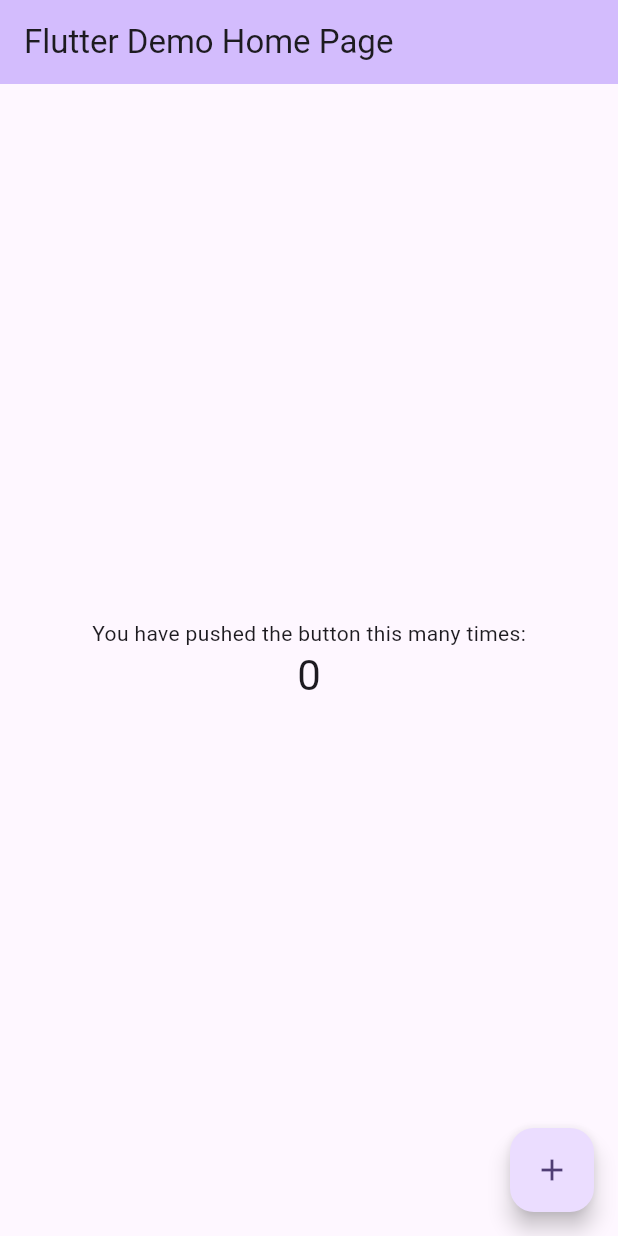
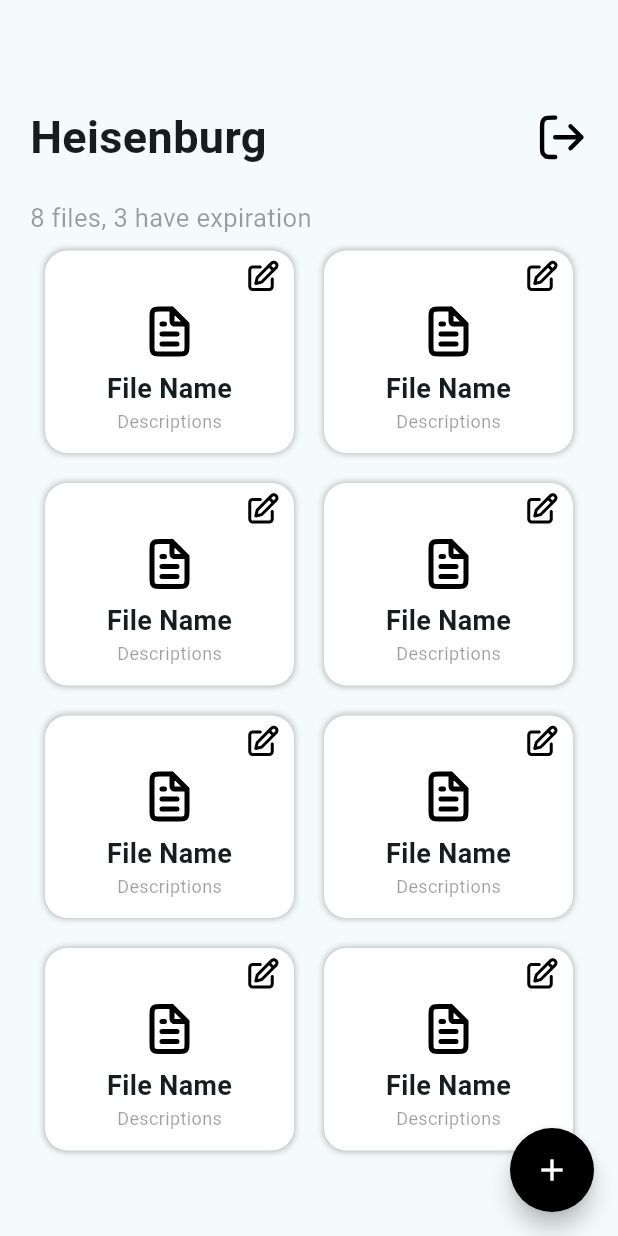
Before and after one commit to Yuutoallalong/NeoVault, a Flutter app: the screen it shows after launch, on a phone screen of 412 x 824 dp. Run offline on Flutter 3.47's test engine with Material 3 defaults, Android fonts, the phone set to English and light mode, and no system bars; our stand-ins replace flutter_svg.

Commit message:
finish fileList screen

```diff
--- /dev/null
+++ b/lib/components/grid_file.dart
@@ -0,0 +1,78 @@
+import 'package:flutter/material.dart';
+import 'package:flutter_svg/flutter_svg.dart';
+
+class GridFile extends StatelessWidget {
+  const GridFile({super.key});
+
+  @override
+  Widget build(BuildContext context) {
+    return Padding(
+      padding: const EdgeInsets.symmetric(horizontal: 20),
+      child: GridView.builder(
+        itemCount: 8,
+        physics: NeverScrollableScrollPhysics(),
+        shrinkWrap: true,
+        gridDelegate: SliverGridDelegateWithFixedCrossAxisCount(
+          childAspectRatio: 1.2,
+          crossAxisCount: 2,
+        ),
+        itemBuilder: (context, index) {
+          return Container(
+            margin: EdgeInsets.symmetric(horizontal: 10, vertical: 10),
+            decoration: BoxDecoration(
+              borderRadius: BorderRadius.circular(15),
+              color: Colors.white,
+              boxShadow: [
+                BoxShadow(
+                  color: Colors.black26,
+                  blurRadius: 3,
+                  spreadRadius: 0.5,
+                ),
+              ],
+            ),
+            child: InkWell(
+              onTap: () {},
+              child: Column(
+                children: [
+                  Padding(
+                    padding: EdgeInsets.only(top: 5, left: 125),
+                    child: InkWell(
+                      onTap: () {},
+                      child: SvgPicture.asset("assets/svg/edit.svg"),
+                    ),
+                  ),
+                  Padding(
+                    padding: EdgeInsets.only(top: 5),
+                    child: SvgPicture.asset(
+                      "assets/svg/file.svg",
+                      width: 40,
+                      height: 40,
+                    ),
+                  ),
+                  Padding(
+                    padding: EdgeInsets.only(top: 5),
+                    child: Text(
+                      "File Name",
+                      style: TextStyle(
+                        fontSize: 18,
+                        fontWeight: FontWeight.bold,
+                      ),
+                    ),
+                  ),
+                  Text(
+                    "Descriptions",
+                    style: TextStyle(
+                      fontSize: 12,
+                      fontWeight: FontWeight.normal,
+                      color: Colors.black38,
+                    ),
+                  ),
+                ],
+              ),
+            ),
+          );
+        },
+      ),
+    );
+  }
+}
--- a/lib/main.dart
+++ b/lib/main.dart
@@ -1,4 +1,5 @@
 import 'package:flutter/material.dart';
+import 'package:my_app/screens/file_list.dart';
 
 void main() {
   runApp(const MyApp());
@@ -11,112 +12,12 @@ class MyApp extends StatelessWidget {
   @override
   Widget build(BuildContext context) {
     return MaterialApp(
-      title: 'Flutter Demo',
+      title: 'NeoVault',
       theme: ThemeData(
-        // This is the theme of your application.
-        //
-        // TRY THIS: Try running your application with "flutter run". You'll see
-        // the application has a purple toolbar. Then, without quitting the app,
-        // try changing the seedColor in the colorScheme below to Colors.green
-        // and then invoke "hot reload" (save your changes or press the "hot
-        // reload" button in a Flutter-supported IDE, or press "r" if you used
-        // the command line to start the app).
-        //
-        // Notice that the counter didn't reset back to zero; the application
-        // state is not lost during the reload. To reset the state, use hot
-        // restart instead.
-        //
-        // This works for code too, not just values: Most code changes can be
-        // tested with just a hot reload.
-        colorScheme: ColorScheme.fromSeed(seedColor: Colors.deepPurple),
+        colorScheme: ColorScheme.fromSeed(seedColor: Colors.white),
+        useMaterial3: true,
       ),
-      home: const MyHomePage(title: 'Flutter Demo Home Page'),
+      home: Scaffold(body: FileList()),
     );
   }
 }
-
-class MyHomePage extends StatefulWidget {
-  const MyHomePage({super.key, required this.title});
-
-  // This widget is the home page of your application. It is stateful, meaning
-  // that it has a State object (defined below) that contains fields that affect
-  // how it looks.
-
-  // This class is the configuration for the state. It holds the values (in this
-  // case the title) provided by the parent (in this case the App widget) and
-  // used by the build method of the State. Fields in a Widget subclass are
-  // always marked "final".
-
-  final String title;
-
-  @override
-  State<MyHomePage> createState() => _MyHomePageState();
-}
-
-class _MyHomePageState extends State<MyHomePage> {
-  int _counter = 0;
-
-  void _incrementCounter() {
-    setState(() {
-      // This call to setState tells the Flutter framework that something has
-      // changed in this State, which causes it to rerun the build method below
-      // so that the display can reflect the updated values. If we changed
-      // _counter without calling setState(), then the build method would not be
-      // called again, and so nothing would appear to happen.
-      _counter++;
-    });
-  }
-
-  @override
-  Widget build(BuildContext context) {
-    // This method is rerun every time setState is called, for instance as done
-    // by the _incrementCounter method above.
-    //
-    // The Flutter framework has been optimized to make rerunning build methods
-    // fast, so that you can just rebuild anything that needs updating rather
-    // than having to individually change instances of widgets.
-    return Scaffold(
-      appBar: AppBar(
-        // TRY THIS: Try changing the color here to a specific color (to
-        // Colors.amber, perhaps?) and trigger a hot reload to see the AppBar
-        // change color while the other colors stay the same.
-        backgroundColor: Theme.of(context).colorScheme.inversePrimary,
-        // Here we take the value from the MyHomePage object that was created by
-        // the App.build method, and use it to set our appbar title.
-        title: Text(widget.title),
-      ),
-      body: Center(
-        // Center is a layout widget. It takes a single child and positions it
-        // in the middle of the parent.
-        child: Column(
-          // Column is also a layout widget. It takes a list of children and
-          // arranges them vertically. By default, it sizes itself to fit its
-          // children horizontally, and tries to be as tall as its parent.
-          //
-          // Column has various properties to control how it sizes itself and
-          // how it positions its children. Here we use mainAxisAlignment to
-          // center the children vertically; the main axis here is the vertical
-          // axis because Columns are vertical (the cross axis would be
-          // horizontal).
-          //
-          // TRY THIS: Invoke "debug painting" (choose the "Toggle Debug Paint"
-          // action in the IDE, or press "p" in the console), to see the
-          // wireframe for each widget.
-          mainAxisAlignment: MainAxisAlignment.center,
-          children: <Widget>[
-            const Text('You have pushed the button this many times:'),
-            Text(
-              '$_counter',
-              style: Theme.of(context).textTheme.headlineMedium,
-            ),
-          ],
-        ),
-      ),
-      floatingActionButton: FloatingActionButton(
-        onPressed: _incrementCounter,
-        tooltip: 'Increment',
-        child: const Icon(Icons.add),
-      ), // This trailing comma makes auto-formatting nicer for build methods.
-    );
-  }
-}
--- /dev/null
+++ b/lib/screens/file_list.dart
@@ -0,0 +1,60 @@
+import 'package:flutter/material.dart';
+import 'package:flutter_svg/flutter_svg.dart';
+import 'package:my_app/components/grid_file.dart';
+
+class FileList extends StatelessWidget {
+  const FileList({super.key});
+
+  @override
+  Widget build(BuildContext context) {
+    return Scaffold(
+      floatingActionButton: FloatingActionButton(
+        onPressed: () {},
+        child: Icon(Icons.add, color: Colors.white),
+        backgroundColor: Colors.black,
+        shape: RoundedRectangleBorder(borderRadius: BorderRadius.circular(30)),
+      ),
+      body: SingleChildScrollView(
+        child: Column(
+          children: [
+            Row(
+              children: [
+                Padding(
+                  padding: EdgeInsets.only(top: 70, left: 20),
+                  child: Text(
+                    "Heisenburg",
+                    style: TextStyle(fontSize: 30, fontWeight: FontWeight.bold),
+                  ),
+                ),
+                Spacer(),
+                Padding(
+                  padding: EdgeInsets.only(top: 70, right: 20),
+                  child: SvgPicture.asset(
+                    'assets/svg/logout.svg',
+                    width: 35,
+                    height: 35,
+                  ),
+                ),
+              ],
+            ),
+            Align(
+              alignment: Alignment.centerLeft,
+              child: Padding(
+                padding: EdgeInsets.only(top: 20, left: 20),
+                child: Text(
+                  "8 files, 3 have expiration",
+                  style: TextStyle(
+                    fontSize: 17,
+                    fontWeight: FontWeight.normal,
+                    color: Colors.black38,
+                  ),
+                ),
+              ),
+            ),
+            GridFile(),
+          ],
+        ),
+      ),
+    );
+  }
+}
```
Also changed, not shown: pubspec.yaml (+4 -4 lines), assets/svg/edit.svg (added), assets/svg/file.svg (added), assets/svg/logout.svg (added), pubspec.lock.
